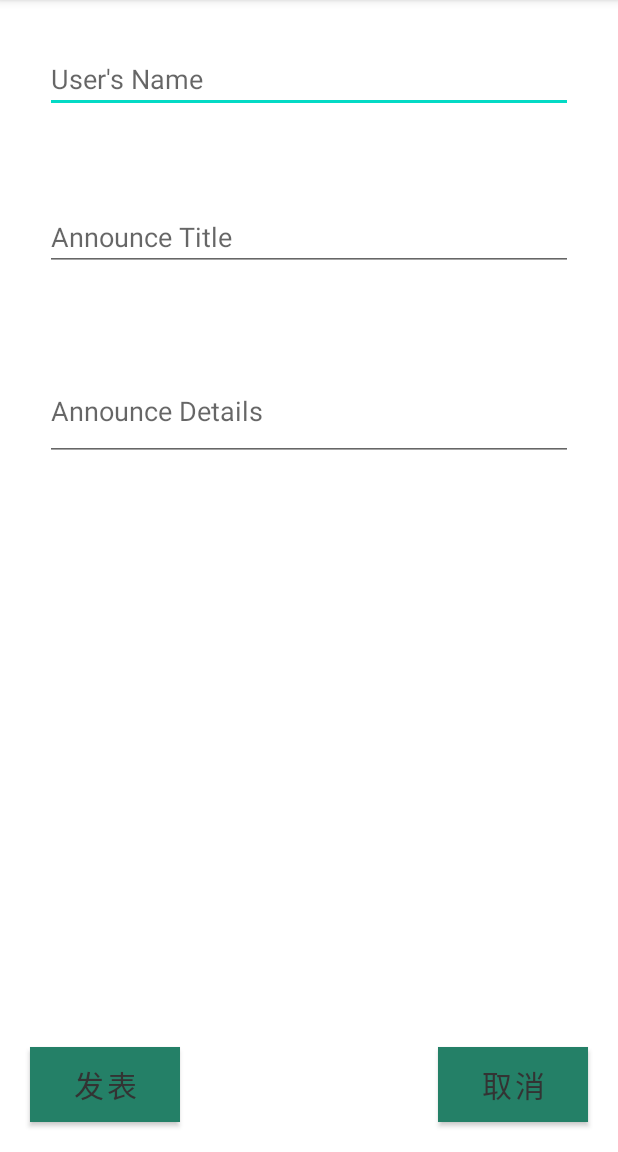
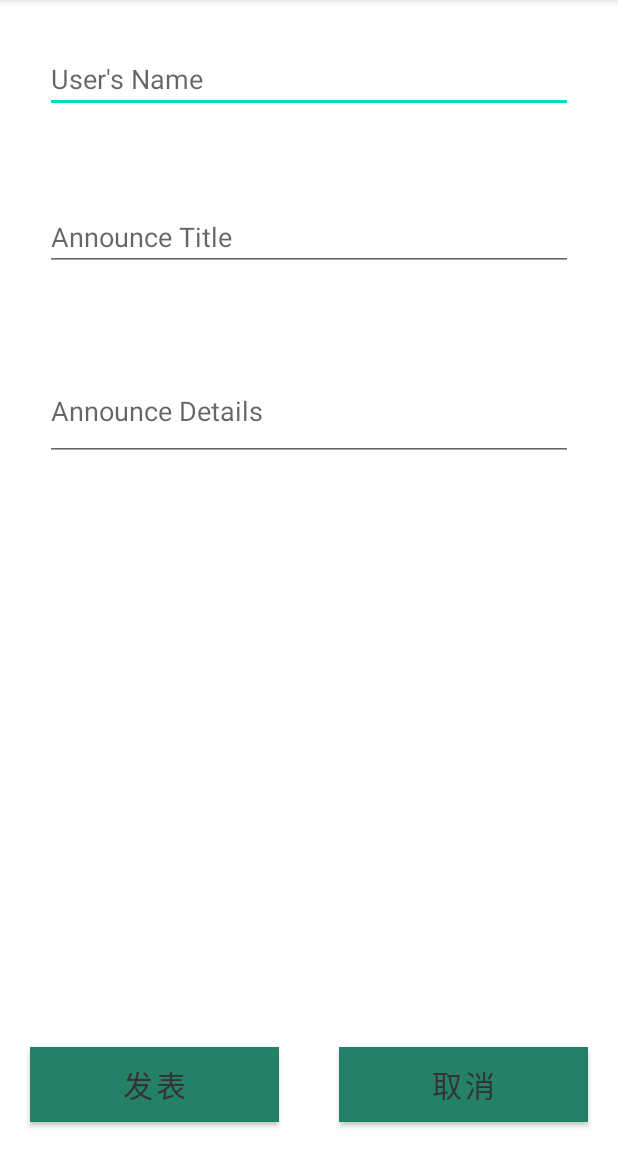
Before and after one commit to TiaTheFairy/JCircle, an Android app: the NewsFragment screen opened through its navigation route, after a tap on an icon or button, on a phone screen of 412 x 824 dp, the part 84-1236 px from its top. Run offline under Robolectric (Android 15) with nearby library versions, the phone set to English and light mode, and no system bars; our stand-ins replace navigation-ui.

Commit message:
news alter

```diff
--- a/app/src/main/java/com/jnu/jcircle/ui/news/NewsFragment.java
+++ b/app/src/main/java/com/jnu/jcircle/ui/news/NewsFragment.java
@@ -29,7 +29,6 @@ public class NewsFragment extends Fragment implements AdapterView.OnItemClickLis
     private ListView listView;
     private ImageButton Add;
     private ImageButton BTop;
-    private TextView Delete;
     private List<announceList> list;
     private List<announceList> Rlist;
     private View root;
@@ -53,7 +52,6 @@ public class NewsFragment extends Fragment implements AdapterView.OnItemClickLis
         helper=new DBHelper(getActivity());
         Add=root.findViewById(R.id.add);
         BTop=root.findViewById(R.id.backtop);
-        Delete=root.findViewById(R.id.delete);
         listView.setOnItemClickListener(this);
         //点击添加新的内容
         Add.setOnClickListener(new View.OnClickListener() {
--- a/app/src/main/res/layout/activity_new_announce.xml
+++ b/app/src/main/res/layout/activity_new_announce.xml
@@ -22,46 +22,57 @@
         android:id="@+id/et_announce_title"
         android:layout_width="match_parent"
         android:layout_height="wrap_content"
-        android:layout_margin="30dp"
+        android:layout_below="@+id/et_announce_uname"
+        android:layout_marginStart="30dp"
+        android:layout_marginTop="30dp"
+        android:layout_marginEnd="30dp"
+        android:layout_marginBottom="30dp"
         android:hint="Announce Title"
-        android:textColor="#ffbd27"
-        android:layout_below="@+id/et_announce_uname"/>
+        android:textColor="#ffbd27" />
 
     <EditText
         android:id="@+id/et_announce_details"
         android:layout_width="match_parent"
         android:layout_height="wrap_content"
-        android:layout_margin="30dp"
+        android:layout_below="@+id/et_announce_title"
+        android:layout_marginStart="30dp"
+        android:layout_marginTop="30dp"
+        android:layout_marginEnd="30dp"
+        android:layout_marginBottom="30dp"
         android:hint="Announce Details"
-        android:textColor="#ffbd27"
-        android:layout_below="@+id/et_announce_title"
+        android:maxLines="3"
         android:minLines="2"
-        android:maxLines="3"/>
+        android:textColor="#ffbd27" />
+
+    <LinearLayout
+        android:layout_width="match_parent"
+        android:layout_height="wrap_content"
+        android:orientation="horizontal"
+        android:layout_alignParentBottom="true">
 
         <Button
             android:onClick="okButton"
-        android:layout_width="100dp"
+            android:layout_width="0dp"
             android:layout_height="wrap_content"
+            android:layout_weight="1"
             android:text="发表"
             android:textSize="20sp"
             android:textColor="#333333"
             android:background="#ffbd27"
-        android:layout_marginLeft="20dp"
-        android:layout_marginBottom="20dp"
-        android:layout_alignParentBottom="true"
-        android:layout_alignParentLeft="true" />
+            android:layout_margin="20dp"/>
 
         <Button
-        android:layout_width="100dp"
+            android:layout_width="0dp"
             android:layout_height="wrap_content"
+            android:layout_weight="1"
             android:onClick="noButton"
             android:text="取消"
             android:textSize="20sp"
             android:textColor="#333333"
             android:background="#ffbd27"
-        android:layout_marginRight="20dp"
-        android:layout_marginBottom="20dp"
-        android:layout_alignParentBottom="true"
-        android:layout_alignParentRight="true"/>
+            android:layout_margin="20dp"/>
+    </LinearLayout>
+
+
 
 </RelativeLayout>
```
Also changed, not shown: app/src/main/java/com/jnu/jcircle/ui/news/ListAdapter.java (+17 -0 lines), app/src/main/res/layout/list_item.xml (+26 -39 lines), app/src/main/res/drawable-v24/rpicture4.jpg (added). Lines whose indentation alone changed are shown as unchanged.
